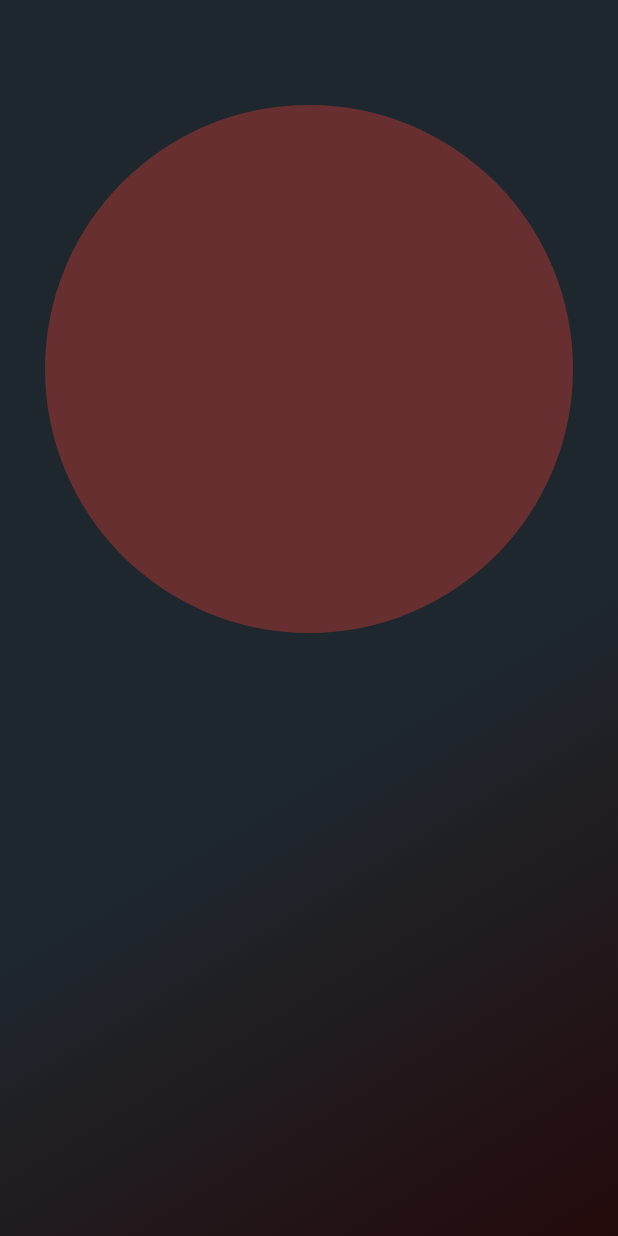
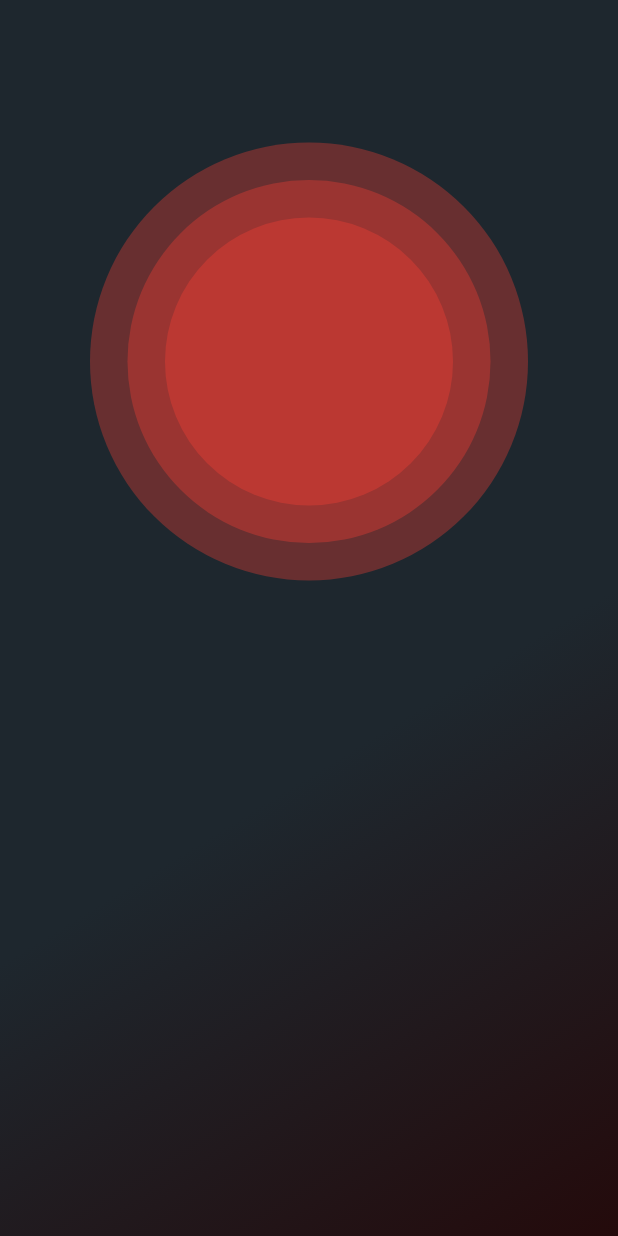
Before and after one commit to SumitKLamba/ClassTracker, a Flutter app: the Profile_Page screen opened directly, on a phone screen of 412 x 824 dp. Run offline on Flutter 3.47's test engine with Material 2 defaults, Android fonts, the phone set to English and light mode, and no system bars.

Commit message:
image area done

```diff
--- a/lib/main.dart
+++ b/lib/main.dart
@@ -1,4 +1,5 @@
 import 'package:flutter/material.dart';
+import 'profile_page.dart';
 
 void main() => runApp(MyApp());
 
@@ -91,12 +92,10 @@ class _MyHomePageState extends State<MyHomePage> {
           // horizontal).
           mainAxisAlignment: MainAxisAlignment.center,
           children: <Widget>[
-            Text(
-              'You have pushed the button this many times:',
-            ),
-            Text(
-              '$_counter',
-              style: Theme.of(context).textTheme.display1,
+            RaisedButton(
+              onPressed: (){
+                Navigator.push(context, MaterialPageRoute(builder: (context) => Profile_Page()));
+              },
             ),
           ],
         ),
--- a/lib/profile_page.dart
+++ b/lib/profile_page.dart
@@ -14,23 +14,55 @@ class Profile_Page extends StatelessWidget {
                   colors: [Color(0xFF1E272E), Color(0xFF250505)]),
             ),
           ),
-          Column(
+          Container(
+            width: MediaQuery.of(context).size.width,
+            height: MediaQuery.of(context).size.width,
+            child: Stack(
               children: <Widget>[
                 Padding(
                   padding: EdgeInsets.only(top: 70),
                   child: Align(
                     alignment: Alignment.center,
                     child: Container(
-                    height: 352,
-                    width: 352,
+                      height: MediaQuery.of(context).size.width-120,
+                      width: MediaQuery.of(context).size.width-120,
                       decoration: BoxDecoration(
                         color: Color(0x54FF3F34),
-                      borderRadius: BorderRadius.all(Radius.circular(352),),
+                        borderRadius: BorderRadius.all(Radius.circular(MediaQuery.of(context).size.width-70),),
                       ),
                     ),
                   ),
-              )
+                ),
+                Padding(
+                  padding: EdgeInsets.only(top: 70),
+                  child: Align(
+                    alignment: Alignment.center,
+                    child: Container(
+                      height: MediaQuery.of(context).size.width-170,
+                      width: MediaQuery.of(context).size.width-170,
+                      decoration: BoxDecoration(
+                        color: Color(0x54FF3F34),
+                        borderRadius: BorderRadius.all(Radius.circular(MediaQuery.of(context).size.width-70),),
+                      ),
+                    ),
+                  ),
+                ),
+                Padding(
+                  padding: EdgeInsets.only(top: 70),
+                  child: Align(
+                    alignment: Alignment.center,
+                    child: Container(
+                      height: MediaQuery.of(context).size.width-220,
+                      width: MediaQuery.of(context).size.width-220,
+                      decoration: BoxDecoration(
+                        color: Color(0x54FF3F34),
+                        borderRadius: BorderRadius.all(Radius.circular(MediaQuery.of(context).size.width-70),),
+                      ),
+                    ),
+                  ),
+                ),
               ],
+            ),
           ),
         ],
       ),
```
Lines whose indentation alone changed are shown as unchanged.
